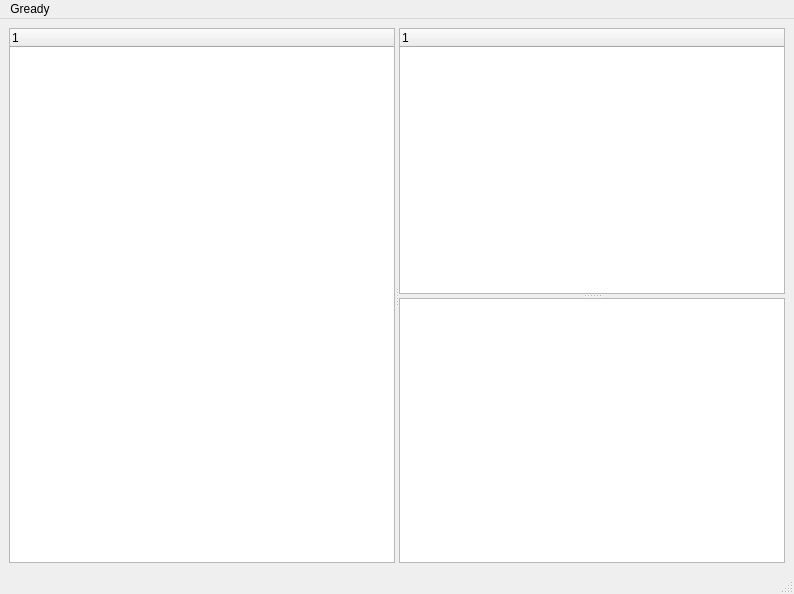
r-st/Gready, file gui/mainwindow.ui: the form before one commit.
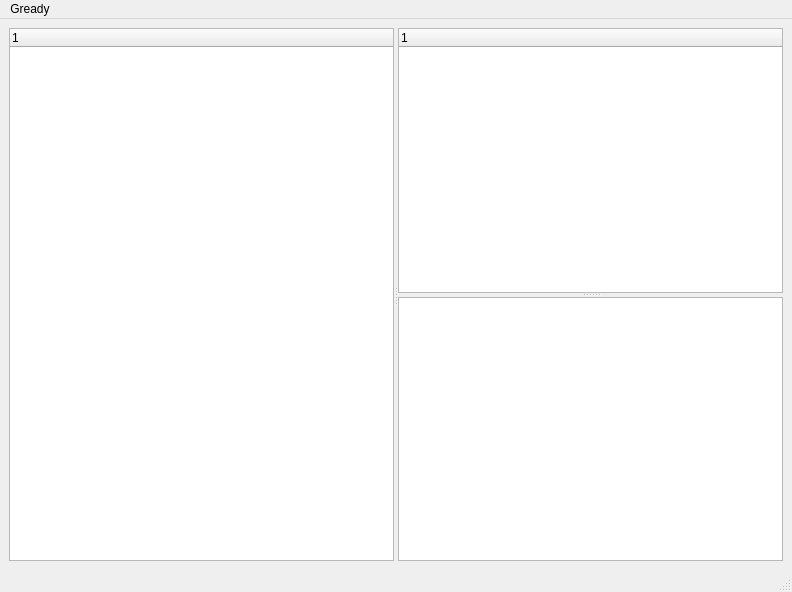
The form after the commit.

Commit message: Added dialog for changing login and password

```diff
--- a/gui/mainwindow.ui
+++ b/gui/mainwindow.ui
@@ -6,8 +6,8 @@
    <rect>
     <x>0</x>
     <y>0</y>
-    <width>794</width>
-    <height>594</height>
+    <width>792</width>
+    <height>592</height>
    </rect>
   </property>
   <property name="windowTitle">
@@ -49,7 +49,7 @@
     <rect>
      <x>0</x>
      <y>0</y>
-     <width>794</width>
+     <width>792</width>
      <height>20</height>
     </rect>
    </property>
```
Left out of the diff: 9 changed lines with no effect on the pictures. The commit also changes 5 other files.
